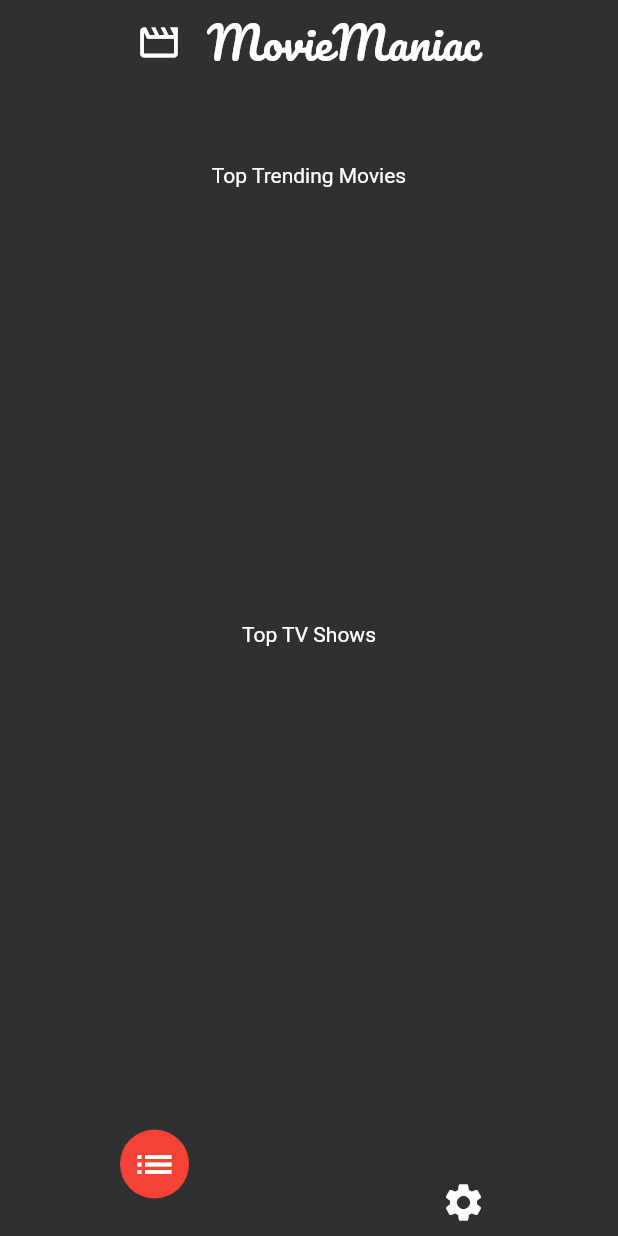
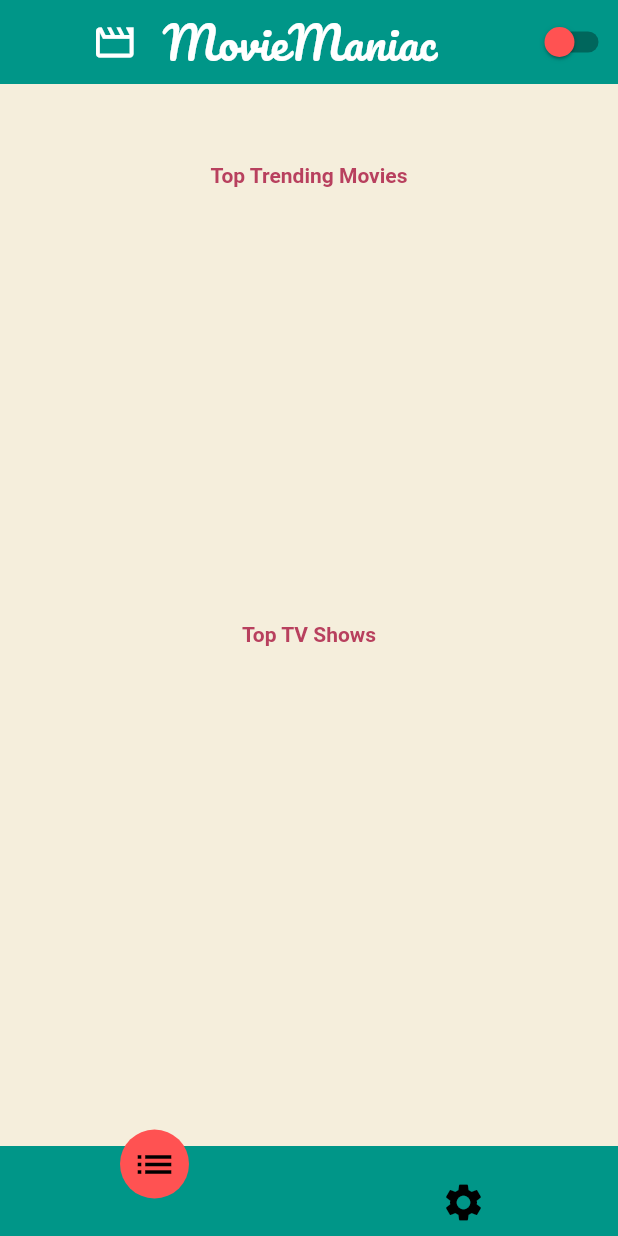
Before and after one commit to thakur3010/minor-project---flutter-app, a Flutter app: the screen it shows after launch, on a phone screen of 412 x 824 dp. Run offline on Flutter 3.47's test engine with Material 2 defaults, Android fonts, the phone set to English and light mode, and no system bars; drawn by our look-alikes of curved_navigation_bar; missing offline and left inert: tmdb_api.

Commit message:
incooperated darkmode

```diff
--- /dev/null
+++ b/lib/Components/theme_const.dart
@@ -0,0 +1,21 @@
+import 'package:curved_navigation_bar/curved_navigation_bar.dart';
+import 'package:flutter/material.dart';
+
+const Color_primary = Colors.teal;
+ThemeData lightTheme = ThemeData(
+  scaffoldBackgroundColor: Color(0xFFF5EEDC),
+  appBarTheme: AppBarTheme(backgroundColor: Color_primary),
+  textTheme: TextTheme(
+    bodyText2: TextStyle(color: Color(0xFFB8405E), fontWeight: FontWeight.bold),
+  ),
+
+);
+
+ThemeData darkTheme = ThemeData(
+  brightness: Brightness.dark,
+  appBarTheme: AppBarTheme(backgroundColor: Colors.red),
+  textTheme: TextTheme(
+    bodyText2:
+        TextStyle(color: Colors.amberAccent, fontWeight: FontWeight.bold),
+  ),
+);
--- a/lib/main.dart
+++ b/lib/main.dart
@@ -1,82 +1,125 @@
+// @dart=2.9
 import 'package:flutter/material.dart';
 import 'package:curved_navigation_bar/curved_navigation_bar.dart';
+import 'package:movie_reccomandation_app/Components/theme_const.dart';
+import 'package:movie_reccomandation_app/Components/theme_manager.dart';
 import 'Components/HomePage.dart';
 
 void main() {
   runApp(MyApp());
 }
 
-class MyApp extends StatelessWidget {
+ThemeManager _themeManager = ThemeManager();
+
+class MyApp extends StatefulWidget {
+  @override
+  _MyAppState createState() => _MyAppState();
+}
+
+class _MyAppState extends State<MyApp> {
   // This widget is the root of your application.
+
+  @override
+  void dispose() {
+    _themeManager.removeListener(themeListener);
+    super.dispose();
+  }
+
+  @override
+  void initState() {
+    _themeManager.addListener(themeListener);
+    super.initState();
+  }
+
+  themeListener() {
+    if (mounted) {
+      setState(() {});
+    }
+  }
+
   @override
   Widget build(BuildContext context) {
     return MaterialApp(
-      theme: ThemeData.dark(
-      ),
+      theme: lightTheme,
+      darkTheme: darkTheme,
+      themeMode: _themeManager.themeMode,
       home: MyHomePage(),
     );
   }
 }
 
-
 class MyHomePage extends StatefulWidget {
-
-
-
   @override
   _MyHomePageState createState() => _MyHomePageState();
 }
 
 class _MyHomePageState extends State<MyHomePage> {
   int _page = 0;
+
   GlobalKey<CurvedNavigationBarState> _bottomNavigationKey = GlobalKey();
   @override
   Widget build(BuildContext context) {
-
     return Scaffold(
       appBar: AppBar(
         title: Row(
           mainAxisAlignment: MainAxisAlignment.center,
           children: [
-            Icon(Icons.movie_creation_outlined,size: 30,),
+            Icon(
+              Icons.movie_creation_outlined,
+              size: 30,
+            ),
             SizedBox(
               width: 17.0,
             ),
-            Text("MovieManiac",
+            Text(
+              "MovieManiac",
               style: TextStyle(
                 fontFamily: 'Pacifico',
                 fontSize: 30,
               ),
-            )
+            ),
           ],
         ),
-        backgroundColor:Color(0xff303030) ,
         elevation: 0.0,
-
+        actions: [
+          Switch(
+              activeColor: Colors.tealAccent,
+              inactiveThumbColor: Colors.redAccent,
+              value: _themeManager.themeMode == ThemeMode.dark,
+              onChanged: (newValue) {
+                _themeManager.toggleTheme(newValue);
+              })
+        ],
       ),
       body: Container(
-        color: Color(0xff303030),
         child: Center(
-          child: Column(
-            mainAxisAlignment: MainAxisAlignment.center,
-            children: <Widget>[
-             if (_page == 0) HomePage() else Container(),
-
-            ],
+          child: SingleChildScrollView(
+            child: Column(
+              mainAxisAlignment: MainAxisAlignment.center,
+              children: <Widget>[
+                if (_page == 0) HomePage() else Container(),
+              ],
+            ),
           ),
         ),
       ),
       bottomNavigationBar: CurvedNavigationBar(
         key: _bottomNavigationKey,
+        color: (_themeManager.themeMode == ThemeMode.dark)
+            ? Colors.red
+            : Colors.teal,
         index: 0,
         height: 60.0,
+        backgroundColor: (_themeManager.themeMode == ThemeMode.dark)
+            ? Colors.red
+            : Colors.teal,
+        buttonBackgroundColor: (_themeManager.themeMode == ThemeMode.dark)
+            ? Colors.tealAccent
+            : Colors.redAccent,
         items: <Widget>[
-          Icon(Icons.list, size: 30),
-          Icon(Icons.settings, size: 30),
+          Icon(Icons.list, size: 30, color: Colors.black),
+          Icon(Icons.settings, size: 30, color: Colors.black),
         ],
-        color: Color(0xff303030),
-        buttonBackgroundColor: Colors.red,
-        backgroundColor: Color(0xff303030),
         animationCurve: Curves.easeInOut,
         animationDuration: Duration(milliseconds: 600),
         onTap: (index) {
```
Also changed, not shown: lib/Components/HomePage.dart (+31 -15 lines), lib/Components/theme_manager.dart (added, +13 -0 lines), pubspec.lock, 4 other files.
